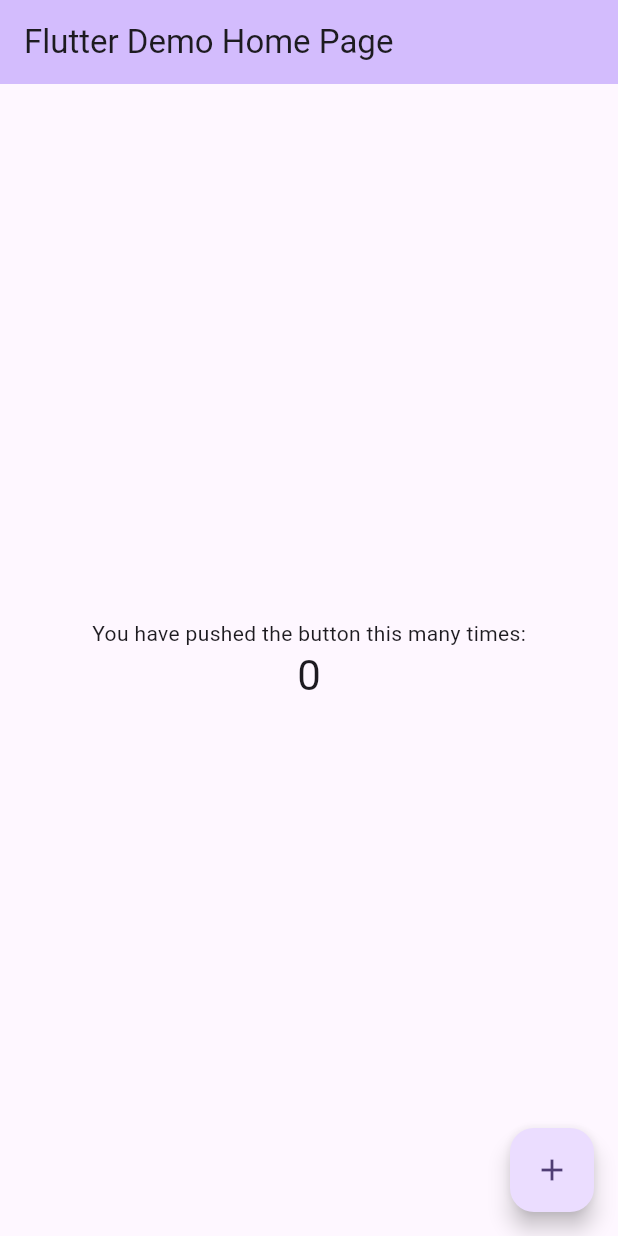
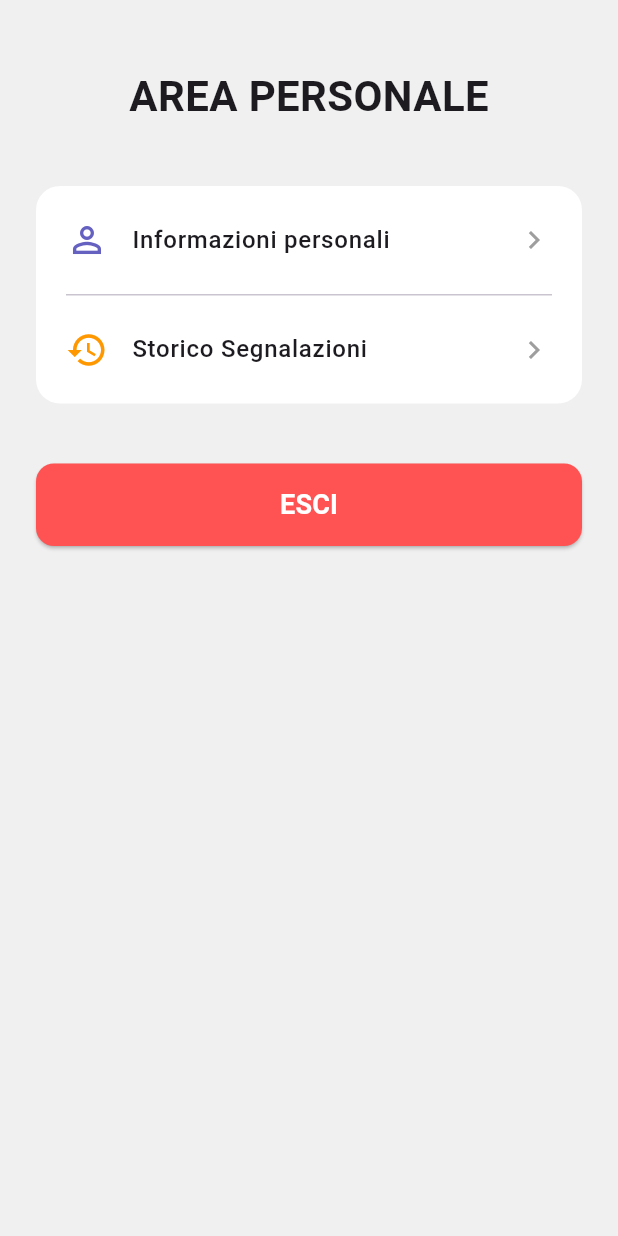
Before and after one commit to RoadGuardianGPS-IS/RoadGuardian-Client, a Flutter app: the screen it shows after launch, on a phone screen of 412 x 824 dp. Run offline on Flutter 3.47's test engine with Material 3 defaults, Android fonts, the phone set to English and light mode, and no system bars; accounts and stored records are empty.

Commit message:
feat: Aggiunta area personale
Aggiunta aerea personale per visualizzare/modificare i propri dati , lo storico delle segnalazioni ed effettuare il logout

```diff
--- /dev/null
+++ b/roadguardian_client/lib/features/gestione_profilo_utente/models/user_model.dart
@@ -0,0 +1,43 @@
+class UserModel {
+  final String id;
+  final String nome;
+  final String cognome;
+  final String email;
+  final String? numeroTelefono;
+  final String? fotoProfiloUrl;
+  final String? password;
+
+  UserModel({
+    required this.id,
+    required this.nome,
+    required this.cognome,
+    required this.email,
+    this.numeroTelefono,
+    this.fotoProfiloUrl,
+    this.password,
+  });
+
+  factory UserModel.fromJson(Map<String, dynamic> json) {
+    return UserModel(
+      id: json['id'] ?? '',
+      nome: json['nome'] ?? '',
+      cognome: json['cognome'] ?? '',
+      email: json['email'] ?? '',
+      numeroTelefono: json['telefono'],
+      fotoProfiloUrl: json['foto_profilo'],
+      password: json['password'] ,
+    );
+  }
+
+  Map<String, dynamic> toJson() {
+    return {
+      'id': id,
+      'nome': nome,
+      'cognome': cognome,
+      'email': email,
+      'telefono': numeroTelefono,
+      'foto_profilo': fotoProfiloUrl,
+      'password': password,
+    };
+  }
+}
--- /dev/null
+++ b/roadguardian_client/lib/features/gestione_profilo_utente/pages/area_personale_page.dart
@@ -0,0 +1,206 @@
+import 'package:flutter/material.dart';
+import '../models/user_model.dart';
+import '../../../services/api/mock_profile_service.dart';
+import 'modifica_profilo_page.dart';
+
+class AreaPersonalePage extends StatefulWidget {
+  const AreaPersonalePage({super.key});
+
+  @override
+  State<AreaPersonalePage> createState() => _AreaPersonalePageState();
+}
+
+class _AreaPersonalePageState extends State<AreaPersonalePage> {
+  UserModel? _utente;
+  bool _isLoading = true;
+  final MockProfileService _service = MockProfileService();
+
+  @override
+  void initState() {
+    super.initState();
+    _caricaDati();
+  }
+
+  Future<void> _caricaDati() async {
+    try {
+      UserModel dati = await _service.fetchUserProfile();
+      if (mounted) {
+        setState(() {
+          _utente = dati;
+          _isLoading = false;
+        });
+      }
+    } catch (e) {
+      print("Errore fetch: $e");
+    }
+  }
+
+  @override
+  Widget build(BuildContext context) {
+    const Color customBackground = Color(0xFFF0F0F0);
+    const Color customPurple = Color(0xFF6561C0);
+
+    if (_isLoading) {
+      return const Scaffold(
+        backgroundColor: customBackground,
+        body: Center(child: CircularProgressIndicator()),
+      );
+    }
+
+    return Scaffold(
+      backgroundColor: customBackground,
+      body: SafeArea(
+        child: SingleChildScrollView(
+          padding: const EdgeInsets.all(24),
+          child: Column(
+            children: [
+              const SizedBox(height: 20),
+              const Center(child: Text("AREA PERSONALE", style: TextStyle(fontSize: 28, fontWeight: FontWeight.bold))),
+              const SizedBox(height: 40),
+
+              Container(
+                decoration: BoxDecoration(color: Colors.white, borderRadius: BorderRadius.circular(16)),
+                child: Column(
+                  children: [
+                    // MENU 1: Informazioni Personali
+                    _buildMenuTile(
+                      context,
+                      icon: Icons.person_outline,
+                      color: customPurple,
+                      title: "Informazioni personali",
+                      onTap: () {
+                        Navigator.push(context, MaterialPageRoute(builder: (_) => DettagliProfiloPage(utente: _utente!)));
+                      },
+                    ),
+                    const Divider(height: 1, indent: 20, endIndent: 20),
+
+                    // MENU 2: Storico Segnalazioni
+                    _buildMenuTile(
+                      context,
+                      icon: Icons.history,
+                      color: Colors.orange,
+                      title: "Storico Segnalazioni",
+                      onTap: () {
+                        Navigator.push(context, MaterialPageRoute(builder: (_) => const SegnalazioniPage(titolo: "Storico Segnalazioni")));
+                      },
+                    ),
+
+
+                  ],
+                ),
+              ),
+              const SizedBox(height: 40),
+              SizedBox(
+                width: double.infinity,
+                height: 55,
+                child: ElevatedButton(
+                  onPressed: () { print("Logout"); },
+                  style: ElevatedButton.styleFrom(backgroundColor: Colors.redAccent, shape: RoundedRectangleBorder(borderRadius: BorderRadius.circular(12))),
+                  child: const Text("ESCI", style: TextStyle(fontSize: 18, color: Colors.white, fontWeight: FontWeight.bold)),
+                ),
+              ),
+            ],
+          ),
+        ),
+      ),
+    );
+  }
+
+  Widget _buildMenuTile(BuildContext context, {required IconData icon, required Color color, required String title, required VoidCallback onTap}) {
+    return ListTile(
+      leading: Icon(icon, color: color, size: 28),
+      title: Text(title, style: const TextStyle(fontWeight: FontWeight.w500, fontSize: 16)),
+      trailing: const Icon(Icons.chevron_right, color: Colors.grey),
+      onTap: onTap,
+      contentPadding: const EdgeInsets.symmetric(horizontal: 20, vertical: 8),
+    );
+  }
+}
+
+class DettagliProfiloPage extends StatelessWidget {
+  final UserModel utente;
+  const DettagliProfiloPage({super.key, required this.utente});
+
+  @override
+  Widget build(BuildContext context) {
+    const Color customPurple = Color(0xFF6561C0);
+    return Scaffold(
+      backgroundColor: const Color(0xFFF0F0F0),
+      appBar: AppBar(title: const Text("I TUOI DATI"), backgroundColor: Colors.transparent, elevation: 0, foregroundColor: Colors.black),
+      body: SafeArea(
+        child: SingleChildScrollView(
+          padding: const EdgeInsets.all(24),
+          child: Column(
+            children: [
+              Center(child: CircleAvatar(radius: 50, backgroundColor: Colors.white, child: Icon(Icons.person, size: 60, color: customPurple))),
+              const SizedBox(height: 30),
+              Container(
+                padding: const EdgeInsets.all(20),
+                decoration: BoxDecoration(color: Colors.white, borderRadius: BorderRadius.circular(16)),
+                child: Column(
+                  children: [
+                    _buildInfoRow("Nome", utente.nome),
+                    const Divider(),
+                    _buildInfoRow("Cognome", utente.cognome),
+                    const Divider(),
+                    _buildInfoRow("Email", utente.email),
+                    const Divider(),
+                    _buildInfoRow("Telefono", utente.numeroTelefono ?? "-"),
+                    const Divider(),
+                    // NUOVO CAMPO PASSWORD (Visualizza pallini o testo placeholder)
+                    _buildInfoRow("Password", "••••••••"),
+                  ],
+                ),
+              ),
+              const SizedBox(height: 40),
+              SizedBox(
+                width: double.infinity,
+                height: 55,
+                child: ElevatedButton(
+                  onPressed: () {
+                    Navigator.push(context, MaterialPageRoute(builder: (_) => const ModificaProfiloPage()));
+                  },
+                  style: ElevatedButton.styleFrom(backgroundColor: customPurple, shape: RoundedRectangleBorder(borderRadius: BorderRadius.circular(12))),
+                  child: const Text("MODIFICA DATI", style: TextStyle(fontSize: 18, color: Colors.white, fontWeight: FontWeight.bold)),
+                ),
+              ),
+            ],
+          ),
+        ),
+      ),
+    );
+  }
+
+  Widget _buildInfoRow(String label, String value) {
+    return Padding(
+      padding: const EdgeInsets.symmetric(vertical: 12.0),
+      child: Row(mainAxisAlignment: MainAxisAlignment.spaceBetween, children: [
+        Text(label, style: const TextStyle(color: Colors.grey, fontSize: 16)),
+        Text(value, style: const TextStyle(fontWeight: FontWeight.bold, fontSize: 16)),
+      ]),
+    );
+  }
+}
+
+class SegnalazioniPage extends StatelessWidget {
+  final String titolo;
+  const SegnalazioniPage({super.key, required this.titolo});
+
+  @override
+  Widget build(BuildContext context) {
+    return Scaffold(
+      backgroundColor: const Color(0xFFF0F0F0),
+      appBar: AppBar(title: Text(titolo), backgroundColor: Colors.transparent, elevation: 0, foregroundColor: Colors.black),
+      body: Center(
+        child: Column(
+          mainAxisAlignment: MainAxisAlignment.center,
+          children: [
+            Icon(Icons.assignment_late_outlined, size: 80, color: Colors.grey.withOpacity(0.5)),
+            const SizedBox(height: 20),
+            const Text("Nessuna segnalazione", style: TextStyle(fontSize: 20, fontWeight: FontWeight.bold, color: Colors.grey)),
+          ],
+        ),
+      ),
+    );
+  }
+}
--- a/roadguardian_client/lib/main.dart
+++ b/roadguardian_client/lib/main.dart
@@ -1,4 +1,7 @@
 import 'package:flutter/material.dart';
+// IMPORTANTE: Assicurati che questo percorso corrisponda a dove hai salvato il file.
+// Se hai usato una cartella diversa, PyCharm te lo segnerà in rosso: cliccaci sopra e premi Option+Enter (o Alt+Enter) per correggere l'import.
+import 'features/gestione_profilo_utente/pages/area_personale_page.dart';
 
 void main() {
   runApp(const MyApp());
@@ -7,116 +10,20 @@ void main() {
 class MyApp extends StatelessWidget {
   const MyApp({super.key});
 
-  // This widget is the root of your application.
   @override
   Widget build(BuildContext context) {
     return MaterialApp(
-      title: 'Flutter Demo',
+      title: 'RoadGuardian Test',
+      debugShowCheckedModeBanner: false, // Rimuove la scritta "DEBUG" in alto a destra
       theme: ThemeData(
-        // This is the theme of your application.
-        //
-        // TRY THIS: Try running your application with "flutter run". You'll see
-        // the application has a purple toolbar. Then, without quitting the app,
-        // try changing the seedColor in the colorScheme below to Colors.green
-        // and then invoke "hot reload" (save your changes or press the "hot
-        // reload" button in a Flutter-supported IDE, or press "r" if you used
-        // the command line to start the app).
-        //
-        // Notice that the counter didn't reset back to zero; the application
-        // state is not lost during the reload. To reset the state, use hot
-        // restart instead.
-        //
-        // This works for code too, not just values: Most code changes can be
-        // tested with just a hot reload.
-        colorScheme: .fromSeed(seedColor: Colors.deepPurple),
+        // Impostiamo il tema base per assomigliare a quello del progetto
+        primarySwatch: Colors.blue,
+        useMaterial3: true,
+        // Colore di sfondo generale dell'app (coerente con le tue pagine)
+        scaffoldBackgroundColor: const Color(0xFFF0F0F0),
       ),
-      home: const MyHomePage(title: 'Flutter Demo Home Page'),
+      // Qui diciamo all'app: "Appena parti, mostra l'Area Personale"
+      home: const AreaPersonalePage(),
     );
   }
 }
-
-class MyHomePage extends StatefulWidget {
-  const MyHomePage({super.key, required this.title});
-
-  // This widget is the home page of your application. It is stateful, meaning
-  // that it has a State object (defined below) that contains fields that affect
-  // how it looks.
-
-  // This class is the configuration for the state. It holds the values (in this
-  // case the title) provided by the parent (in this case the App widget) and
-  // used by the build method of the State. Fields in a Widget subclass are
-  // always marked "final".
-
-  final String title;
-
-  @override
-  State<MyHomePage> createState() => _MyHomePageState();
-}
-
-class _MyHomePageState extends State<MyHomePage> {
-  int _counter = 0;
-
-  void _incrementCounter() {
-    setState(() {
-      // This call to setState tells the Flutter framework that something has
-      // changed in this State, which causes it to rerun the build method below
-      // so that the display can reflect the updated values. If we changed
-      // _counter without calling setState(), then the build method would not be
-      // called again, and so nothing would appear to happen.
-      _counter++;
-    });
-  }
-
-  @override
-  Widget build(BuildContext context) {
-    // This method is rerun every time setState is called, for instance as done
-    // by the _incrementCounter method above.
-    //
-    // The Flutter framework has been optimized to make rerunning build methods
-    // fast, so that you can just rebuild anything that needs updating rather
-    // than having to individually change instances of widgets.
-    return Scaffold(
-      appBar: AppBar(
-        // TRY THIS: Try changing the color here to a specific color (to
-        // Colors.amber, perhaps?) and trigger a hot reload to see the AppBar
-        // change color while the other colors stay the same.
-        backgroundColor: Theme.of(context).colorScheme.inversePrimary,
-        // Here we take the value from the MyHomePage object that was created by
-        // the App.build method, and use it to set our appbar title.
-        title: Text(widget.title),
-      ),
-      body: Center(
-        // Center is a layout widget. It takes a single child and positions it
-        // in the middle of the parent.
-        child: Column(
-          // Column is also a layout widget. It takes a list of children and
-          // arranges them vertically. By default, it sizes itself to fit its
-          // children horizontally, and tries to be as tall as its parent.
-          //
-          // Column has various properties to control how it sizes itself and
-          // how it positions its children. Here we use mainAxisAlignment to
-          // center the children vertically; the main axis here is the vertical
-          // axis because Columns are vertical (the cross axis would be
-          // horizontal).
-          //
-          // TRY THIS: Invoke "debug painting" (choose the "Toggle Debug Paint"
-          // action in the IDE, or press "p" in the console), to see the
-          // wireframe for each widget.
-          mainAxisAlignment: .center,
-          children: [
-            const Text('You have pushed the button this many times:'),
-            Text(
-              '$_counter',
-              style: Theme.of(context).textTheme.headlineMedium,
-            ),
-          ],
-        ),
-      ),
-      floatingActionButton: FloatingActionButton(
-        onPressed: _incrementCounter,
-        tooltip: 'Increment',
-        child: const Icon(Icons.add),
-      ),
-    );
-  }
-}
--- /dev/null
+++ b/roadguardian_client/lib/services/api/mock_profile_service.dart
@@ -0,0 +1,21 @@
+import '../../features/gestione_profilo_utente/models/user_model.dart';
+
+class MockProfileService {
+
+  // Dati finti che simulano il Database
+  final _mockUserJson = {
+    "id": "1",
+    "nome": "Mario",
+    "cognome": "Rossi",
+    "email": "mario.rossi@studenti.unisa.it",
+    "telefono": "+39 333 1234567",
+    "foto_profilo": null,
+    "password": "passwordSegreta123"
+  };
+
+  // Funzione che simula la chiamata API con 1 secondo di ritardo
+  Future<UserModel> fetchUserProfile() async {
+    await Future.delayed(const Duration(seconds: 1)); // Simula rete lenta
+    return UserModel.fromJson(_mockUserJson);
+  }
+}
```
Also changed, not shown: roadguardian_client/lib/features/gestione_profilo_utente/pages/modifica_profilo_page.dart (added, +126 -0 lines).
